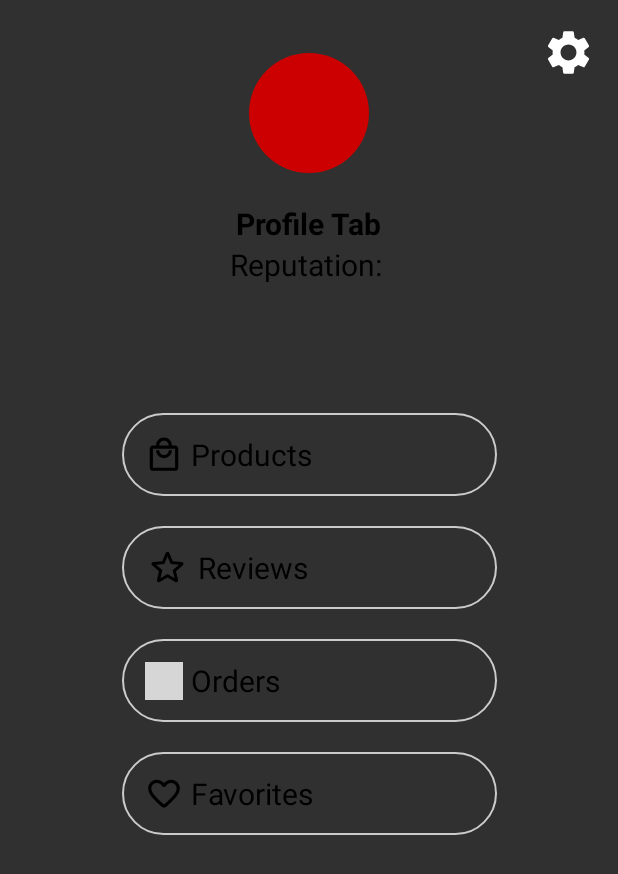
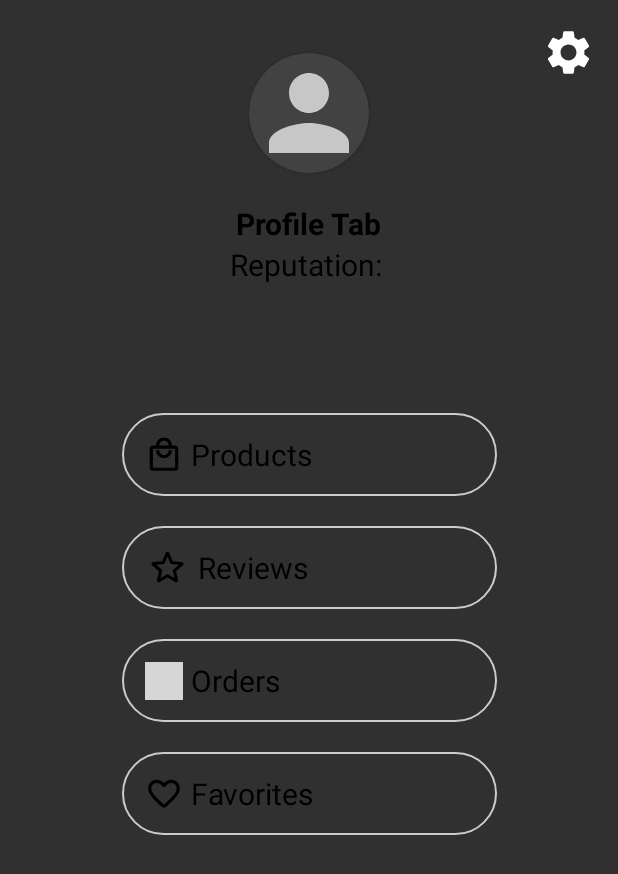
Before and after one commit to ChocolIT/SweetShare, an Android app: the fragment ProfileTab shown on its own in the app's theme, on a phone screen of 412 x 824 dp. Shown: the top 874 px of the screen. Run offline under Robolectric (Android 15) with nearby library versions, the phone set to English and light mode, and no system bars; 4 statements that could not run were skipped; grey boxes are pictures that could not be loaded.

Commit message:
Added profile picture overlay.

```diff
--- a/app/build.gradle
+++ b/app/build.gradle
@@ -38,6 +38,5 @@ dependencies {
     implementation 'com.google.firebase:firebase-analytics:17.4.4'
     implementation 'com.google.firebase:firebase-core:17.4.4'
     implementation 'com.google.android.gms:play-services-auth:18.1.0'
-
-
+    implementation 'androidx.cardview:cardview:1.0.0'
 }
--- /dev/null
+++ b/app/src/main/res/drawable/ic_profile_tab_default_profile_picture.xml
@@ -0,0 +1,10 @@
+<vector xmlns:android="http://schemas.android.com/apk/res/android"
+    android:width="24dp"
+    android:height="24dp"
+    android:viewportWidth="24"
+    android:viewportHeight="24"
+    android:tint="?attr/colorControlNormal">
+  <path
+      android:fillColor="@color/grey"
+      android:pathData="M12,12c2.21,0 4,-1.79 4,-4s-1.79,-4 -4,-4 -4,1.79 -4,4 1.79,4 4,4zM12,14c-2.67,0 -8,1.34 -8,4v2h16v-2c0,-2.66 -5.33,-4 -8,-4z"/>
+</vector>
--- a/app/src/main/res/layout/fragment_profile_tab.xml
+++ b/app/src/main/res/layout/fragment_profile_tab.xml
@@ -257,14 +257,20 @@
         android:layout_height="65dp"
         app:layout_constraintBottom_toBottomOf="parent"/>
 
-    <View
+    <androidx.cardview.widget.CardView
         android:id="@+id/profileImg"
-        android:layout_width="80dp"
-        android:layout_height="80dp"
-        android:background="@drawable/circle"
+        app:cardCornerRadius="50dp"
+        android:layout_width="wrap_content"
+        android:layout_height="wrap_content"
+        app:layout_constraintStart_toStartOf="parent"
         app:layout_constraintEnd_toEndOf="parent"
-        app:layout_constraintStart_toStartOf="parent"
-        app:layout_constraintTop_toTopOf="@id/gradientHeaderBarSimulator"
-        app:layout_constraintBottom_toBottomOf="@id/gradientHeaderBarSimulator"/>
+        app:layout_constraintBottom_toBottomOf="@id/gradientHeaderBarSimulator"
+        app:layout_constraintTop_toTopOf="@id/gradientHeaderBarSimulator">
+
+        <ImageView
+            android:layout_width="80dp"
+            android:layout_height="80dp"
+            android:src="@drawable/ic_profile_tab_default_profile_picture"/>
+    </androidx.cardview.widget.CardView>
 
 </androidx.constraintlayout.widget.ConstraintLayout>
```
